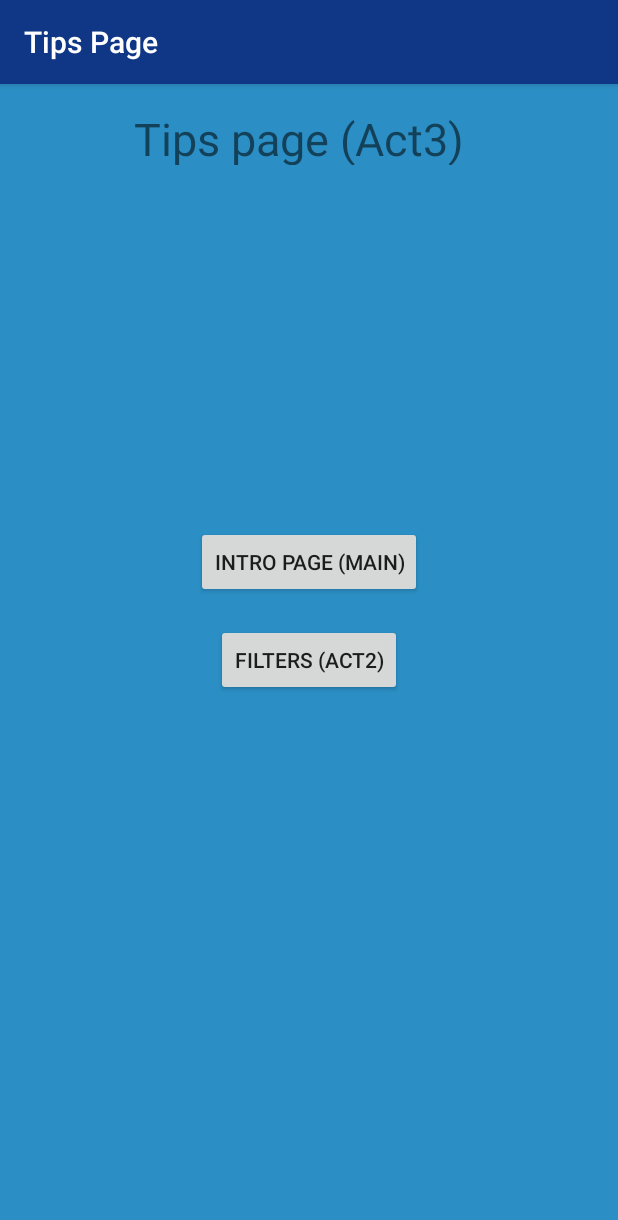
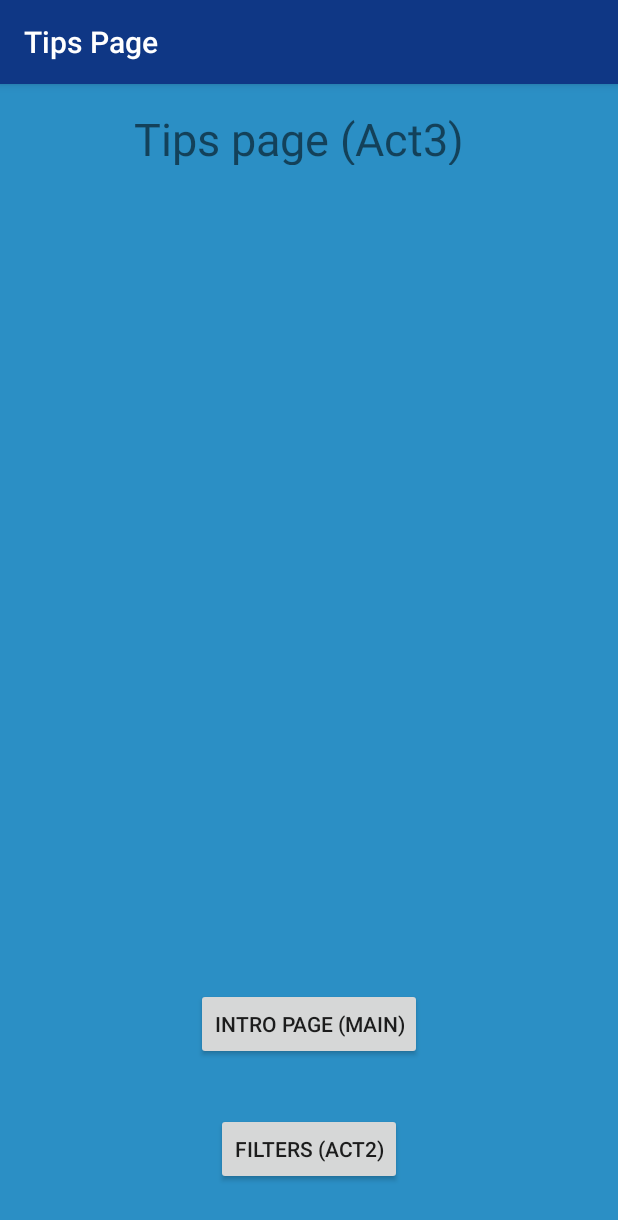
Before and after one commit to fowlerzw/355App, an Android app: the Activity3 screen opened directly, with no data from a screen before it, on a phone screen of 412 x 824 dp. Shown: the top 1220 px of the screen. Run offline under Robolectric (Android 15) with nearby library versions, the light colour scheme and no system bars.

Commit message:
no message

```diff
--- a/app/src/main/res/layout/activity_3.xml
+++ b/app/src/main/res/layout/activity_3.xml
@@ -26,22 +26,23 @@
         android:id="@+id/button12"
         android:layout_width="wrap_content"
         android:layout_height="wrap_content"
+        android:onClick="openActivityMain"
         android:text="Intro Page (Main)"
-        android:onClick="openActivityMain"
         app:layout_constraintBottom_toBottomOf="parent"
         app:layout_constraintEnd_toEndOf="parent"
         app:layout_constraintStart_toStartOf="parent"
         app:layout_constraintTop_toTopOf="parent"
-        app:layout_constraintVertical_bias="0.409" />
+        app:layout_constraintVertical_bias="0.837" />
 
     <Button
         android:id="@+id/button13"
         android:layout_width="wrap_content"
         android:layout_height="wrap_content"
+        android:onClick="openActivity2"
         android:text="Filters (Act2)"
-        android:onClick="openActivity2"
         app:layout_constraintBottom_toBottomOf="parent"
         app:layout_constraintEnd_toEndOf="parent"
         app:layout_constraintStart_toStartOf="parent"
-        app:layout_constraintTop_toTopOf="parent" />
+        app:layout_constraintTop_toTopOf="parent"
+        app:layout_constraintVertical_bias="0.953" />
 </androidx.constraintlayout.widget.ConstraintLayout>
```
